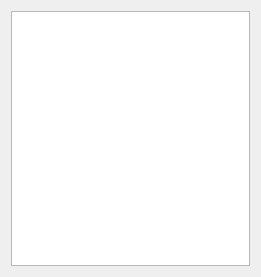
Above: src/editor/Tabs/TabCanvas/SequenceConnectionDialog/sequenceconnectiondialog.ui from SkuratovichA/diagrams before the change. Below: the same form after it.
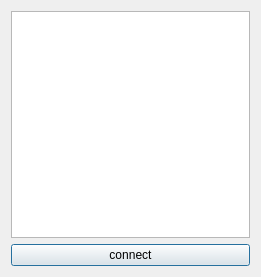
That is the form after the change.

Commit message: connect `SequenceCanvas` and `ClassCanvas`, part 4 - start painting

Diff of the .ui file:
```diff
--- a/src/editor/Tabs/TabCanvas/SequenceConnectionDialog/sequenceconnectiondialog.ui
+++ b/src/editor/Tabs/TabCanvas/SequenceConnectionDialog/sequenceconnectiondialog.ui
@@ -17,6 +17,13 @@
    <item>
     <widget class="QListWidget" name="listWidget"/>
    </item>
+   <item>
+    <widget class="QPushButton" name="pushButton">
+     <property name="text">
+      <string>connect</string>
+     </property>
+    </widget>
+   </item>
   </layout>
  </widget>
  <resources/>
```
The commit also changes 13 other files.
